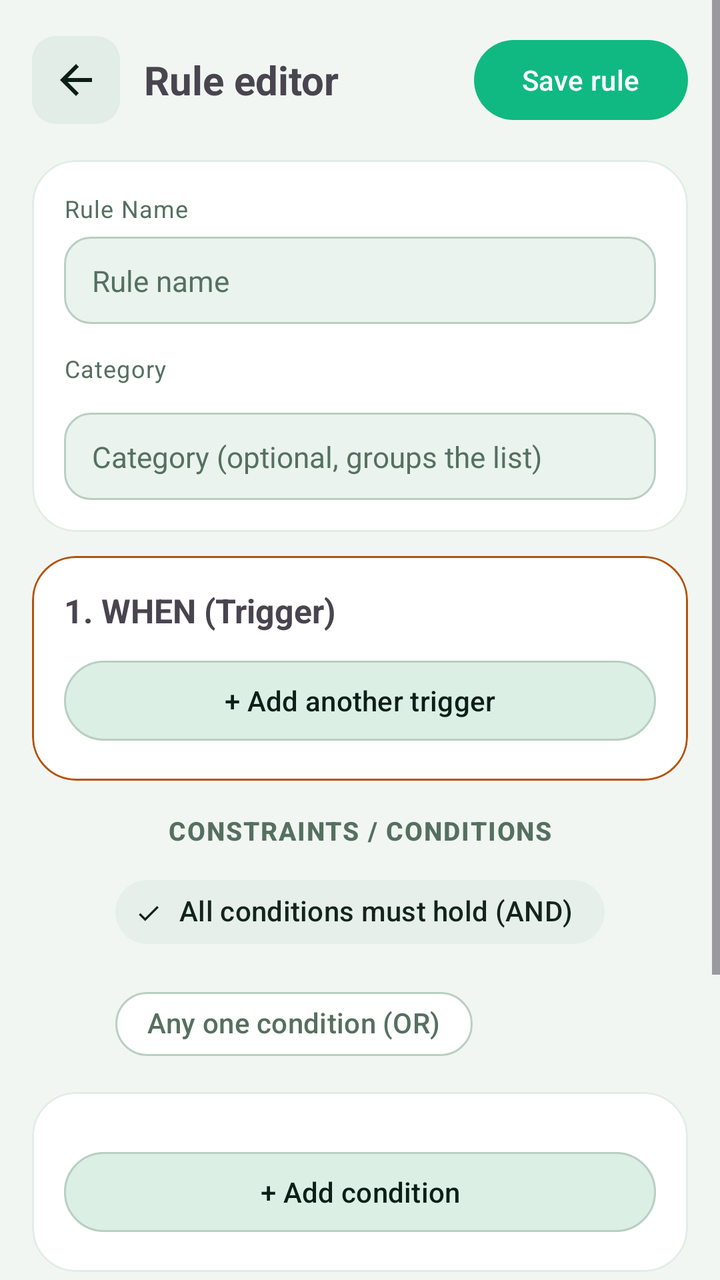
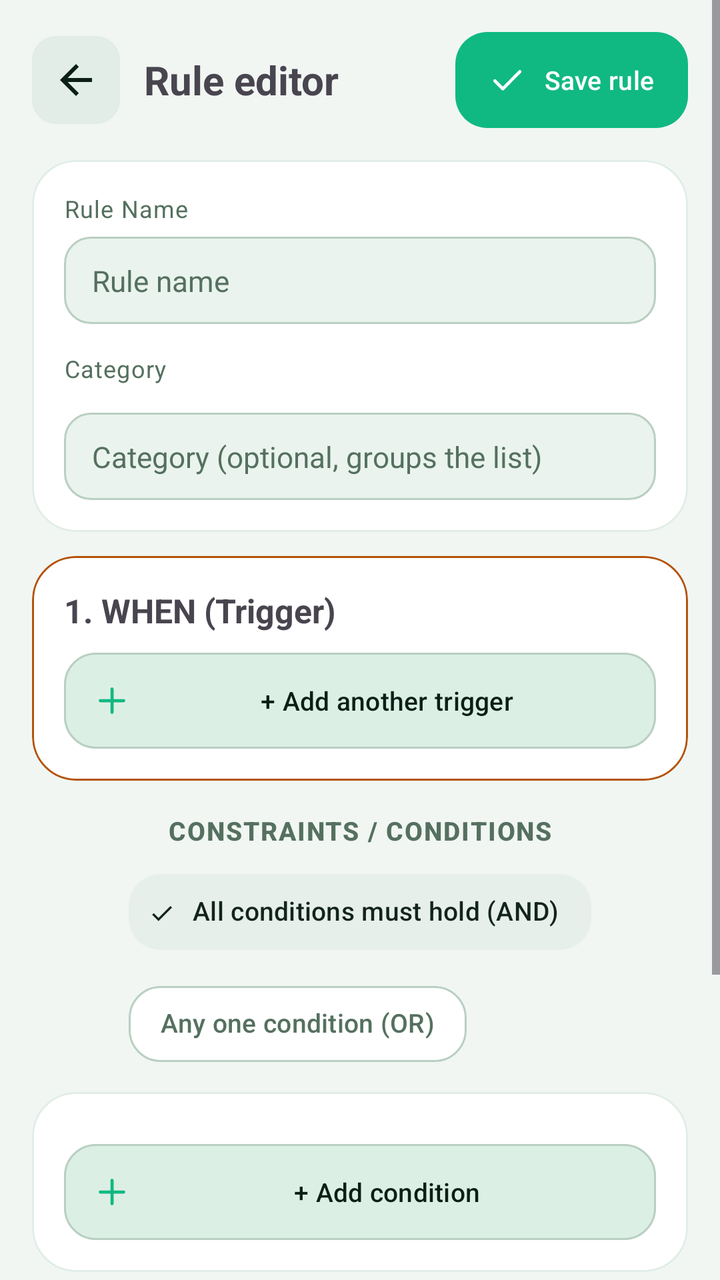

Before-and-after screenshots of an Android layout around one commit, followed by the original layout XML and the change that was made.
<!-- AndroidManifest.xml: application theme Theme.PhoneLink -->
<!-- res/layout/activity_rule_editor.xml -->
<?xml version="1.0" encoding="utf-8"?>
<ScrollView xmlns:android="http://schemas.android.com/apk/res/android"
    xmlns:app="http://schemas.android.com/apk/res-auto"
    android:layout_width="match_parent"
    android:layout_height="match_parent">

    <LinearLayout
        android:layout_width="match_parent"
        android:layout_height="wrap_content"
        android:orientation="vertical"
        android:padding="16dp">

        <LinearLayout
            android:layout_width="match_parent"
            android:layout_height="wrap_content"
            android:gravity="center_vertical"
            android:orientation="horizontal">

            <ImageButton
                android:id="@+id/btnEditorBack"
                android:layout_width="44dp"
                android:layout_height="44dp"
                android:background="@drawable/bg_back_chip"
                android:contentDescription="@string/btn_back"
                android:padding="10dp"
                android:src="@drawable/ic_arrow_back"
                android:tint="?attr/colorOnSurface" />

            <TextView
                android:layout_width="0dp"
                android:layout_height="wrap_content"
                android:layout_marginStart="12dp"
                android:layout_weight="1"
                android:text="@string/auto_editor_title"
                android:textSize="20sp"
                android:textStyle="bold" />

            <com.google.android.material.button.MaterialButton
                android:id="@+id/btnSaveRule"
                style="@style/PL.BtnPill"
                android:layout_width="wrap_content"
                android:layout_height="wrap_content"
                android:text="@string/auto_save" />
        </LinearLayout>

        
        <com.google.android.material.card.MaterialCardView
            android:layout_width="match_parent"
            android:layout_height="wrap_content"
            android:layout_marginTop="16dp">

            <LinearLayout
                android:layout_width="match_parent"
                android:layout_height="wrap_content"
                android:orientation="vertical"
                android:padding="16dp">

                <TextView
                    style="@style/PL.BodySmall"
                    android:text="@string/ed_name_label" />

                <EditText
                    android:id="@+id/etRuleName"
                    style="@style/PL.FieldPlain"
                    android:layout_marginTop="6dp"
                    android:hint="@string/auto_rule_name_hint"
                    android:inputType="text"
                    android:maxLines="1" />

                <TextView
                    style="@style/PL.BodySmall"
                    android:layout_marginTop="14dp"
                    android:text="@string/ed_cat_label" />

                <com.google.android.material.chip.ChipGroup
                    android:id="@+id/cgRuleCats"
                    android:layout_width="match_parent"
                    android:layout_height="wrap_content"
                    android:layout_marginTop="6dp"
                    app:singleSelection="true" />

                <EditText
                    android:id="@+id/etRuleCat"
                    style="@style/PL.FieldPlain"
                    android:layout_marginTop="8dp"
                    android:hint="@string/auto_cat_hint"
                    android:inputType="text"
                    android:maxLines="1" />
            </LinearLayout>
        </com.google.android.material.card.MaterialCardView>

        
        <com.google.android.material.card.MaterialCardView
            android:layout_width="match_parent"
            android:layout_height="wrap_content"
            android:layout_marginTop="12dp"
            app:strokeColor="@color/pair_code"
            app:strokeWidth="1dp">

            <LinearLayout
                android:layout_width="match_parent"
                android:layout_height="wrap_content"
                android:orientation="vertical"
                android:padding="16dp">

                <TextView
                    android:layout_width="match_parent"
                    android:layout_height="wrap_content"
                    android:text="@string/ed_when"
                    android:textSize="16.5sp"
                    android:textStyle="bold" />

                <LinearLayout
                    android:id="@+id/trigContainer"
                    android:layout_width="match_parent"
                    android:layout_height="wrap_content"
                    android:orientation="vertical" />

                <com.google.android.material.button.MaterialButton
                    android:id="@+id/btnAddTrigger"
                    style="@style/PL.BtnGhost"
                    android:layout_width="match_parent"
                    android:layout_height="wrap_content"
                    android:layout_marginTop="10dp"
                    android:text="@string/auto_add_trigger" />
            </LinearLayout>
        </com.google.android.material.card.MaterialCardView>

        
        <TextView
            style="@style/PL.SecTitle"
            android:layout_marginTop="16dp"
            android:gravity="center"
            android:text="@string/ed_constraints" />

        <com.google.android.material.chip.ChipGroup
            android:id="@+id/cgConsMode"
            android:layout_width="wrap_content"
            android:layout_height="wrap_content"
            android:layout_gravity="center_horizontal"
            android:layout_marginTop="8dp"
            app:selectionRequired="true"
            app:singleSelection="true">

            <com.google.android.material.chip.Chip
                android:id="@+id/chipConsAll"
                style="@style/PL.ChipFilter"
                android:layout_width="wrap_content"
                android:layout_height="wrap_content"
                android:checked="true"
                android:text="@string/auto_cons_all" />

            <com.google.android.material.chip.Chip
                android:id="@+id/chipConsAny"
                style="@style/PL.ChipFilter"
                android:layout_width="wrap_content"
                android:layout_height="wrap_content"
                android:text="@string/auto_cons_any" />
        </com.google.android.material.chip.ChipGroup>

        
        <com.google.android.material.card.MaterialCardView
            android:layout_width="match_parent"
            android:layout_height="wrap_content"
            android:layout_marginTop="10dp">

            <LinearLayout
                android:layout_width="match_parent"
                android:layout_height="wrap_content"
                android:orientation="vertical"
                android:padding="16dp">

                <LinearLayout
                    android:id="@+id/consContainer"
                    android:layout_width="match_parent"
                    android:layout_height="wrap_content"
                    android:orientation="vertical" />

                <com.google.android.material.button.MaterialButton
                    android:id="@+id/btnAddConstraint"
                    style="@style/PL.BtnGhost"
                    android:layout_width="match_parent"
                    android:layout_height="wrap_content"
                    android:layout_marginTop="10dp"
                    android:text="@string/auto_add_constraint" />
            </LinearLayout>
        </com.google.android.material.card.MaterialCardView>

        
        <com.google.android.material.card.MaterialCardView
            android:layout_width="match_parent"
            android:layout_height="wrap_content"
            android:layout_marginTop="12dp"
            app:strokeColor="?attr/colorPrimary"
            app:strokeWidth="1dp">

            <LinearLayout
                android:layout_width="match_parent"
                android:layout_height="wrap_content"
                android:orientation="vertical"
                android:padding="16dp">

                <TextView
                    android:layout_width="match_parent"
                    android:layout_height="wrap_content"
                    android:text="@string/ed_then"
                    android:textSize="16.5sp"
                    android:textStyle="bold" />

                <LinearLayout
                    android:id="@+id/actContainer"
                    android:layout_width="match_parent"
                    android:layout_height="wrap_content"
                    android:orientation="vertical" />

                <com.google.android.material.button.MaterialButton
                    android:id="@+id/btnAddAction"
                    style="@style/PL.BtnMint"
                    android:layout_width="match_parent"
                    android:layout_height="wrap_content"
                    android:layout_marginTop="10dp"
                    android:text="@string/auto_add_action" />
            </LinearLayout>
        </com.google.android.material.card.MaterialCardView>

        
        <LinearLayout
            android:layout_width="match_parent"
            android:layout_height="wrap_content"
            android:layout_marginTop="16dp"
            android:orientation="horizontal">

            <com.google.android.material.button.MaterialButton
                android:id="@+id/btnTestRule"
                style="@style/PL.BtnGhost"
                android:layout_width="0dp"
                android:layout_height="wrap_content"
                android:layout_marginEnd="5dp"
                android:layout_weight="1"
                android:text="@string/ed_test_rule" />

            <com.google.android.material.button.MaterialButton
                android:id="@+id/btnDeleteRule"
                style="@style/PL.BtnGhost"
                android:layout_width="0dp"
                android:layout_height="wrap_content"
                android:layout_marginStart="5dp"
                android:layout_weight="1"
                android:text="@string/ed_delete_rule"
                android:textColor="?attr/colorError"
                android:visibility="gone" />
        </LinearLayout>
    </LinearLayout>
</ScrollView>
<!-- resources referenced by this layout -->
<resources>
  <style name="PL.BtnGhost" parent="Widget.Material3.Button.OutlinedButton">
          <item name="cornerRadius">100dp</item>
          <item name="backgroundTint">@color/md_btnFill</item>
          <item name="strokeColor">?attr/colorOutline</item>
          <item name="android:textColor">?attr/colorOnSurface</item>
      </style>
  <style name="PL.BtnMint" parent="Widget.Material3.Button.OutlinedButton">
          <item name="cornerRadius">100dp</item>
          <item name="strokeColor">?attr/colorPrimary</item>
          <item name="android:textColor">?attr/colorPrimary</item>
      </style>
  <style name="PL.BtnPill" parent="Widget.Material3.Button">
          <item name="cornerRadius">100dp</item>
      </style>
  <style name="PL.ChipFilter" parent="Widget.Material3.Chip.Filter">
          <item name="chipCornerRadius">20dp</item>
      </style>
  <style name="PL.BtnFilled" parent="Widget.Material3.Button">
          <item name="cornerRadius">14dp</item>
      </style>
  <style name="PL.BtnOutlined" parent="Widget.Material3.Button.OutlinedButton">
          <item name="cornerRadius">14dp</item>
      </style>
  <!-- unchanged entries left out for length: 47 -->
</resources>

<!-- the commit's change to res/layout/activity_rule_editor.xml (unified diff, before → after) -->
@@ -40,7 +40,8 @@
                 style="@style/PL.BtnPill"
                 android:layout_width="wrap_content"
                 android:layout_height="wrap_content"
-                android:text="@string/auto_save" />
+                android:text="@string/auto_save"
+                app:icon="@drawable/ic_check" />
         </LinearLayout>
 
         
@@ -122,7 +123,8 @@
                     android:layout_width="match_parent"
                     android:layout_height="wrap_content"
                     android:layout_marginTop="10dp"
-                    android:text="@string/auto_add_trigger" />
+                    android:text="@string/auto_add_trigger"
+                    app:icon="@drawable/ic_plus" />
             </LinearLayout>
         </com.google.android.material.card.MaterialCardView>
 
@@ -182,7 +184,8 @@
                     android:layout_width="match_parent"
                     android:layout_height="wrap_content"
                     android:layout_marginTop="10dp"
-                    android:text="@string/auto_add_constraint" />
+                    android:text="@string/auto_add_constraint"
+                    app:icon="@drawable/ic_plus" />
             </LinearLayout>
         </com.google.android.material.card.MaterialCardView>
 
@@ -219,7 +222,8 @@
                     android:layout_width="match_parent"
                     android:layout_height="wrap_content"
                     android:layout_marginTop="10dp"
-                    android:text="@string/auto_add_action" />
+                    android:text="@string/auto_add_action"
+                    app:icon="@drawable/ic_plus" />
             </LinearLayout>
         </com.google.android.material.card.MaterialCardView>
 
@@ -237,7 +241,8 @@
                 android:layout_height="wrap_content"
                 android:layout_marginEnd="5dp"
                 android:layout_weight="1"
-                android:text="@string/ed_test_rule" />
+                android:text="@string/ed_test_rule"
+                app:icon="@drawable/ic_check" />
 
             <com.google.android.material.button.MaterialButton
                 android:id="@+id/btnDeleteRule"
@@ -248,7 +253,8 @@
                 android:layout_weight="1"
                 android:text="@string/ed_delete_rule"
                 android:textColor="?attr/colorError"
-                android:visibility="gone" />
+                android:visibility="gone"
+                app:icon="@drawable/ic_trash" />
         </LinearLayout>
     </LinearLayout>
 </ScrollView>
<!-- resource entries referenced after the edit -->
@@ -1,27 +1,144 @@
 <!-- resources referenced by this layout -->
 <resources>
+  <!-- drawable ic_check (drawable) -->
+  <?xml version="1.0" encoding="utf-8"?>
+  <vector xmlns:android="http://schemas.android.com/apk/res/android"
+      android:width="24dp" android:height="24dp"
+      android:viewportWidth="24" android:viewportHeight="24">
+      <path android:pathData="M4.5,12.5l4.8,4.8L19.5,7"
+          android:fillColor="@android:color/transparent"
+          android:strokeColor="@color/pl_mint"
+          android:strokeWidth="1.9"
+          android:strokeLineCap="round"
+          android:strokeLineJoin="round" />
+  </vector>
+  <!-- drawable ic_plus (drawable) -->
+  <?xml version="1.0" encoding="utf-8"?>
+  <vector xmlns:android="http://schemas.android.com/apk/res/android"
+      android:width="24dp" android:height="24dp"
+      android:viewportWidth="24" android:viewportHeight="24">
+      <path android:pathData="M12,5v14M5,12h14"
+          android:fillColor="@android:color/transparent"
+          android:strokeColor="@color/pl_mint"
+          android:strokeWidth="1.9"
+          android:strokeLineCap="round"
+          android:strokeLineJoin="round" />
+  </vector>
+  <!-- drawable ic_trash (drawable) -->
+  <?xml version="1.0" encoding="utf-8"?>
+  <vector xmlns:android="http://schemas.android.com/apk/res/android"
+      android:width="24dp" android:height="24dp"
+      android:viewportWidth="24" android:viewportHeight="24">
+      <path android:pathData="M4,7h16"
+          android:fillColor="@android:color/transparent"
+          android:strokeColor="@color/pl_mint"
+          android:strokeWidth="1.9"
+          android:strokeLineCap="round"
+          android:strokeLineJoin="round" />
+      <path android:pathData="M9.5,7V4.8A0.8,0.8 0 0,1 10.3,4h3.4a0.8,0.8 0 0,1 0.8,0.8V7"
+          android:fillColor="@android:color/transparent"
+          android:strokeColor="@color/pl_mint"
+          android:strokeWidth="1.9"
+          android:strokeLineCap="round"
+          android:strokeLineJoin="round" />
+      <path android:pathData="M6.5,7l0.9,12.2A1,1 0 0,0 8.4,20h7.2a1,1 0 0,0 1,-0.8L17.5,7"
+          android:fillColor="@android:color/transparent"
+          android:strokeColor="@color/pl_mint"
+          android:strokeWidth="1.9"
+          android:strokeLineCap="round"
+          android:strokeLineJoin="round" />
+      <path android:pathData="M10,11v5.5M14,11v5.5"
+          android:fillColor="@android:color/transparent"
+          android:strokeColor="@color/pl_mint"
+          android:strokeWidth="1.9"
+          android:strokeLineCap="round"
+          android:strokeLineJoin="round" />
+  </vector>
   <style name="PL.BtnGhost" parent="Widget.Material3.Button.OutlinedButton">
-          <item name="cornerRadius">100dp</item>
+          <item name="cornerRadius">16dp</item>
           <item name="backgroundTint">@color/md_btnFill</item>
           <item name="strokeColor">?attr/colorOutline</item>
           <item name="android:textColor">?attr/colorOnSurface</item>
+          <item name="android:minHeight">48dp</item>
+          <item name="android:insetTop">0dp</item>
+          <item name="android:insetBottom">0dp</item>
+          <item name="android:paddingStart">14dp</item>
+          <item name="android:paddingEnd">14dp</item>
+          <item name="android:textSize">13.5sp</item>
+          <item name="android:maxLines">2</item>
+          <item name="android:ellipsize">end</item>
+          <item name="autoSizeTextType">uniform</item>
+          <item name="autoSizeMinTextSize">11sp</item>
+          <item name="autoSizeMaxTextSize">13.5sp</item>
+          <item name="autoSizeStepGranularity">1sp</item>
+          <item name="iconSize">20dp</item>
+          <item name="iconPadding">7dp</item>
       </style>
   <style name="PL.BtnMint" parent="Widget.Material3.Button.OutlinedButton">
-          <item name="cornerRadius">100dp</item>
+          <item name="cornerRadius">16dp</item>
           <item name="strokeColor">?attr/colorPrimary</item>
           <item name="android:textColor">?attr/colorPrimary</item>
+          <item name="android:minHeight">48dp</item>
+          <item name="android:insetTop">0dp</item>
+          <item name="android:insetBottom">0dp</item>
+          <item name="android:paddingStart">14dp</item>
+          <item name="android:paddingEnd">14dp</item>
+          <item name="android:textSize">13.5sp</item>
+          <item name="android:maxLines">2</item>
+          <item name="android:ellipsize">end</item>
+          <item name="autoSizeTextType">uniform</item>
+          <item name="autoSizeMinTextSize">11sp</item>
+          <item name="autoSizeMaxTextSize">13.5sp</item>
+          <item name="autoSizeStepGranularity">1sp</item>
+          <item name="iconSize">20dp</item>
+          <item name="iconPadding">7dp</item>
       </style>
   <style name="PL.BtnPill" parent="Widget.Material3.Button">
-          <item name="cornerRadius">100dp</item>
+          <item name="cornerRadius">16dp</item>
+          <item name="android:minHeight">48dp</item>
+          <item name="android:insetTop">0dp</item>
+          <item name="android:insetBottom">0dp</item>
+          <item name="android:paddingStart">16dp</item>
+          <item name="android:paddingEnd">16dp</item>
+          <item name="android:textSize">13.5sp</item>
+          <item name="android:maxLines">2</item>
+          <item name="android:ellipsize">end</item>
+          <item name="autoSizeTextType">uniform</item>
+          <item name="autoSizeMinTextSize">11sp</item>
+          <item name="autoSizeMaxTextSize">13.5sp</item>
+          <item name="autoSizeStepGranularity">1sp</item>
+          <item name="iconSize">20dp</item>
+          <item name="iconPadding">7dp</item>
       </style>
   <style name="PL.ChipFilter" parent="Widget.Material3.Chip.Filter">
-          <item name="chipCornerRadius">20dp</item>
+          <item name="chipCornerRadius">16dp</item>
+          <item name="chipMinHeight">38dp</item>
+          <item name="android:textSize">13sp</item>
+          <item name="android:maxLines">1</item>
+          <item name="android:ellipsize">end</item>
       </style>
+  <color name="pl_mint">#10B981</color>
   <style name="PL.BtnFilled" parent="Widget.Material3.Button">
-          <item name="cornerRadius">14dp</item>
+          <item name="cornerRadius">15dp</item>
+          <item name="android:minHeight">48dp</item>
+          <item name="android:insetTop">0dp</item>
+          <item name="android:insetBottom">0dp</item>
+          <item name="android:paddingStart">16dp</item>
+          <item name="android:paddingEnd">16dp</item>
+          <item name="android:textSize">13.5sp</item>
+          <item name="android:maxLines">1</item>
+          <item name="android:ellipsize">end</item>
+          <item name="iconSize">20dp</item>
+          <item name="iconPadding">7dp</item>
       </style>
   <style name="PL.BtnOutlined" parent="Widget.Material3.Button.OutlinedButton">
-          <item name="cornerRadius">14dp</item>
+          <item name="cornerRadius">15dp</item>
+          <item name="android:minHeight">48dp</item>
+          <item name="android:insetTop">0dp</item>
+          <item name="android:insetBottom">0dp</item>
+          <item name="android:textSize">13.5sp</item>
+          <item name="android:maxLines">1</item>
+          <item name="android:ellipsize">end</item>
       </style>
   <!-- unchanged entries left out for length: 47 -->
 </resources>
